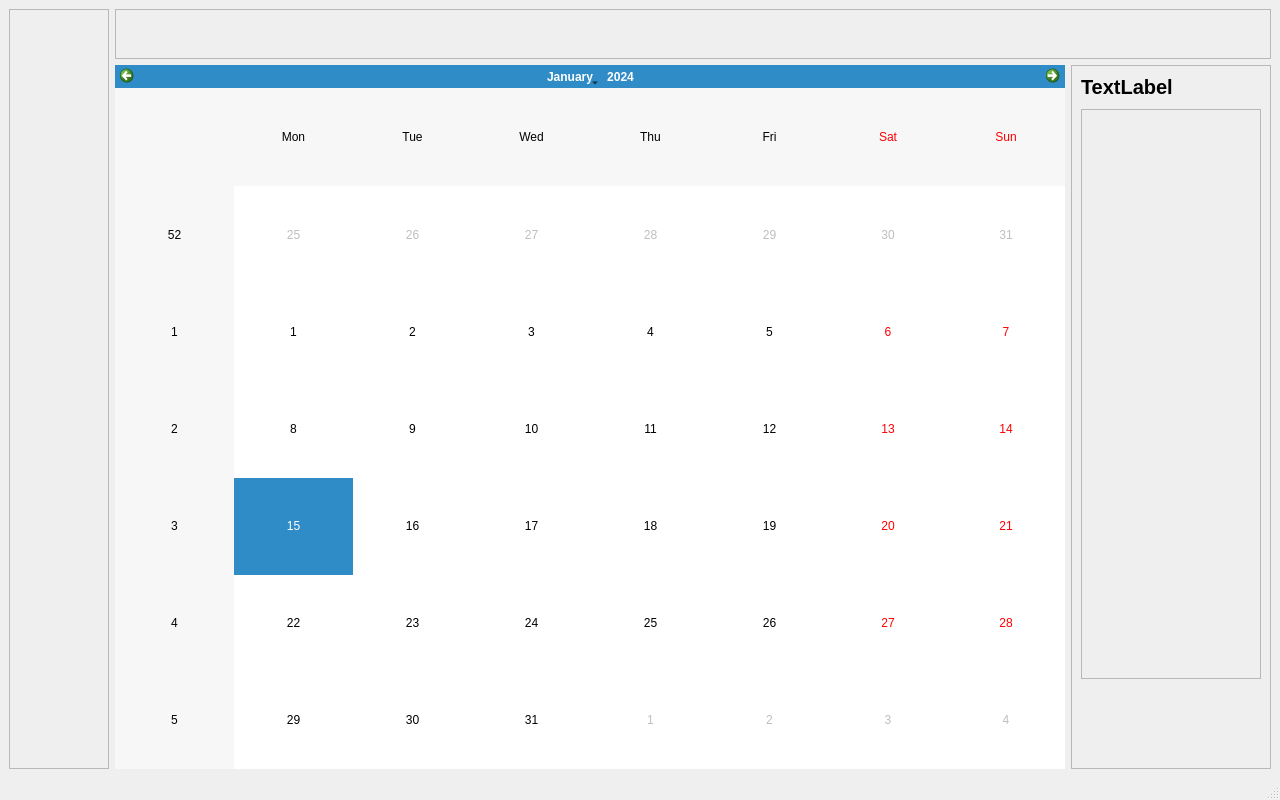
The window that mainwindow.ui (LSB0201/2026-VEDA4-Schedule_Management) describes before a commit, drawn with Qt 5.
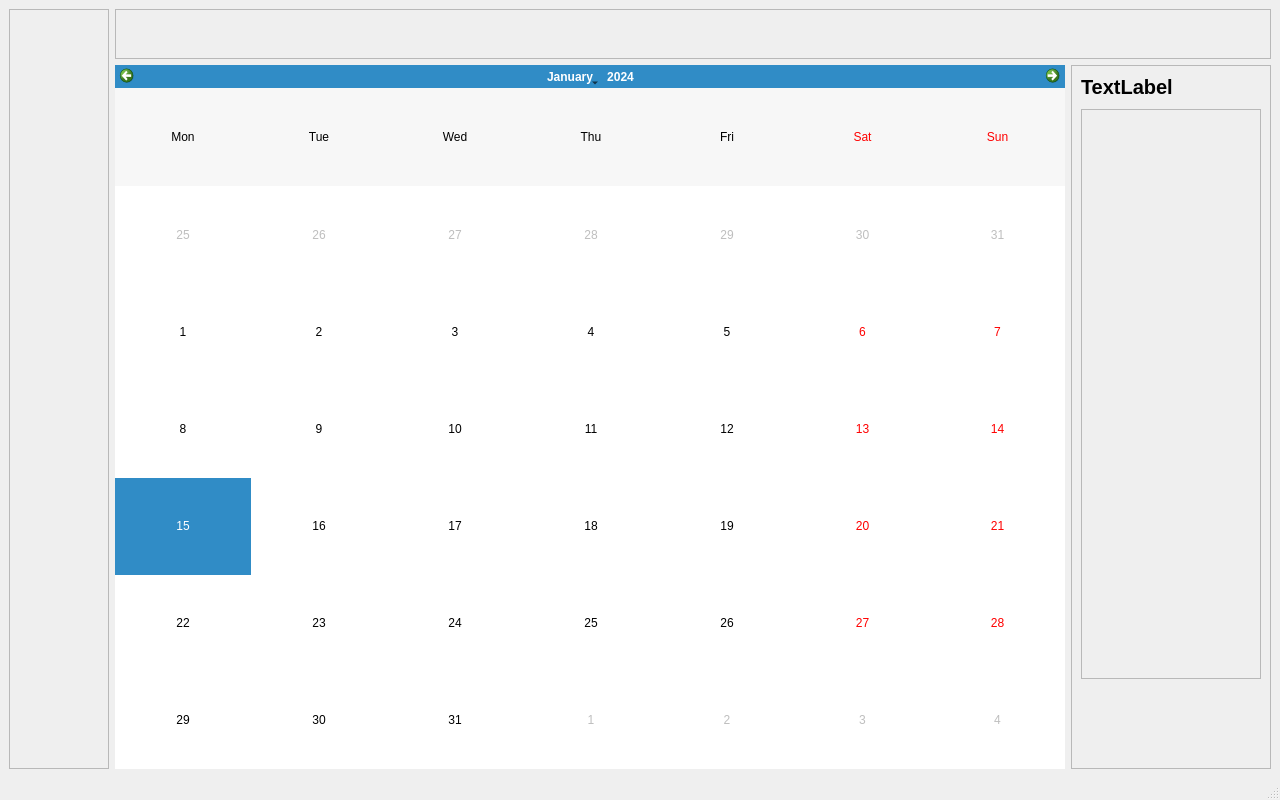
The same window after the commit.

Commit message: design: 일정 입력 창 UI 구현

What changed in the file:
```diff
--- a/mainwindow.ui
+++ b/mainwindow.ui
@@ -224,7 +224,11 @@
       <item>
        <layout class="QHBoxLayout" name="horizontalLayout">
         <item>
-         <widget class="QCalendarWidget" name="calendarWidget"/>
+         <widget class="QCalendarWidget" name="calendarWidget">
+          <property name="verticalHeaderFormat">
+           <enum>QCalendarWidget::VerticalHeaderFormat::NoVerticalHeader</enum>
+          </property>
+         </widget>
         </item>
         <item>
          <widget class="QFrame" name="frame_2">
```
Left out of the diff: 11 changed lines with no effect on the pictures. The commit also changes 5 other files.
